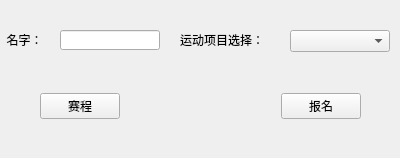
Old version of the form normalwindow.ui in the repository NGzzSupud/SchoolSport.
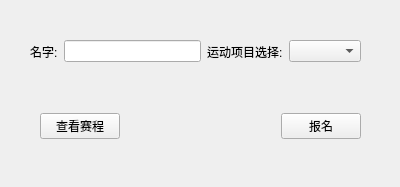
New version of the form.

Commit message: Make some change on NormalWindow.

Diff of the .ui file:
```diff
--- a/normalwindow.ui
+++ b/normalwindow.ui
@@ -10,63 +10,17 @@
     <x>0</x>
     <y>0</y>
     <width>400</width>
-    <height>158</height>
+    <height>187</height>
    </rect>
   </property>
   <property name="windowTitle">
    <string>报名</string>
   </property>
-  <widget class="QComboBox" name="comboBox_sports">
-   <property name="geometry">
-    <rect>
-     <x>290</x>
-     <y>30</y>
-     <width>100</width>
-     <height>22</height>
-    </rect>
-   </property>
-  </widget>
-  <widget class="QLabel" name="label">
-   <property name="geometry">
-    <rect>
-     <x>180</x>
-     <y>30</y>
-     <width>100</width>
-     <height>20</height>
-    </rect>
-   </property>
-   <property name="text">
-    <string>运动项目选择：</string>
-   </property>
-  </widget>
-  <widget class="QLineEdit" name="lineEdit_name">
-   <property name="geometry">
-    <rect>
-     <x>60</x>
-     <y>30</y>
-     <width>100</width>
-     <height>20</height>
-    </rect>
-   </property>
-  </widget>
-  <widget class="QLabel" name="label_2">
-   <property name="geometry">
-    <rect>
-     <x>0</x>
-     <y>30</y>
-     <width>55</width>
-     <height>20</height>
-    </rect>
-   </property>
-   <property name="text">
-    <string>  名字：</string>
-   </property>
-  </widget>
-  <widget class="QWidget" name="">
+  <widget class="QWidget" name="layoutWidget">
    <property name="geometry">
     <rect>
      <x>40</x>
-     <y>90</y>
+     <y>110</y>
      <width>321</width>
      <height>33</height>
     </rect>
@@ -75,7 +29,7 @@
     <item>
      <widget class="QPushButton" name="pushButton_timer">
       <property name="text">
-       <string>赛程</string>
+       <string>查看赛程</string>
       </property>
      </widget>
     </item>
@@ -101,6 +55,41 @@
     </item>
    </layout>
   </widget>
+  <widget class="QWidget" name="">
+   <property name="geometry">
+    <rect>
+     <x>30</x>
+     <y>40</y>
+     <width>331</width>
+     <height>23</height>
+    </rect>
+   </property>
+   <layout class="QHBoxLayout" name="horizontalLayout_2">
+    <property name="sizeConstraint">
+     <enum>QLayout::SetDefaultConstraint</enum>
+    </property>
+    <item>
+     <widget class="QLabel" name="label_2">
+      <property name="text">
+       <string>名字:</string>
+      </property>
+     </widget>
+    </item>
+    <item>
+     <widget class="QLineEdit" name="lineEdit_name"/>
+    </item>
+    <item>
+     <widget class="QLabel" name="label">
+      <property name="text">
+       <string>运动项目选择:</string>
+      </property>
+     </widget>
+    </item>
+    <item>
+     <widget class="QComboBox" name="comboBox_sports"/>
+    </item>
+   </layout>
+  </widget>
  </widget>
  <resources/>
  <connections/>
```
The commit also changes 2 other files.
